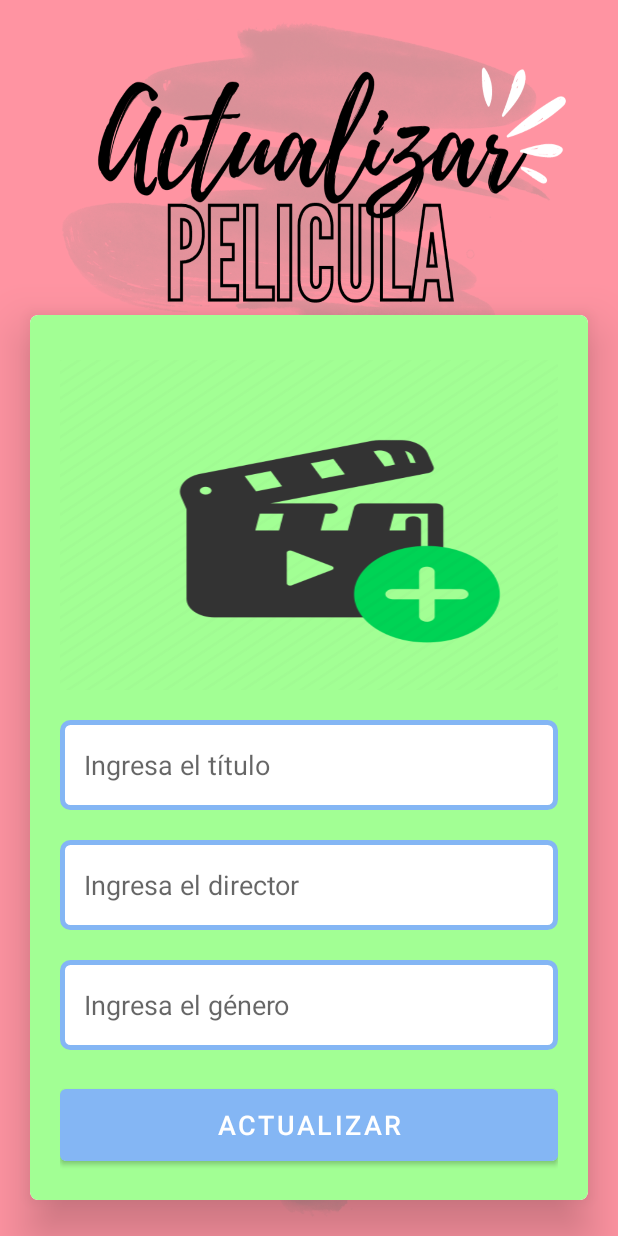
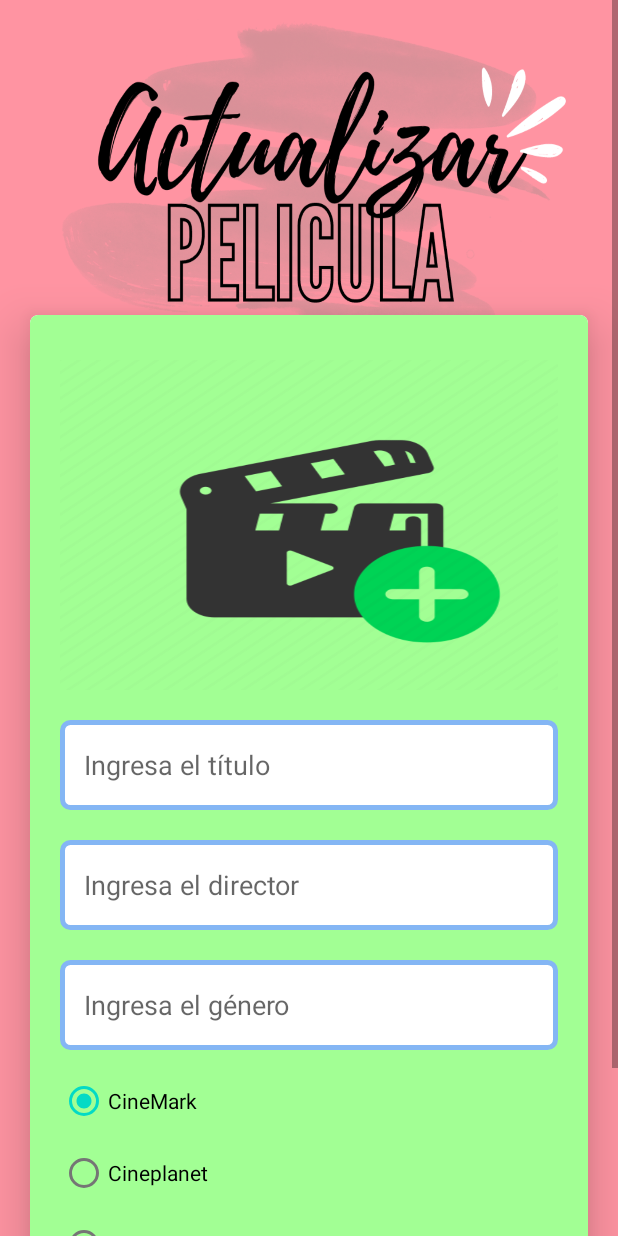
Before and after one commit to AngeloBalbinx/ProjectCineYa, an Android app: the ActualizarActivity screen opened directly, with no data from a screen before it, on a phone screen of 412 x 824 dp. Run offline under Robolectric (Android 15) with nearby library versions, the phone set to English and light mode, and no system bars; our stand-ins replace Firebase (no records; nobody signed in at launch, a user with empty details on screens opened directly).

Commit message:
Implementando el registro con RadioButton

```diff
--- a/app/src/main/java/com/example/projectcineya/ActualizarActivity.kt
+++ b/app/src/main/java/com/example/projectcineya/ActualizarActivity.kt
@@ -8,6 +8,9 @@ import android.os.Bundle
 import android.widget.Button
 import android.widget.EditText
 import android.widget.ImageView
+import android.widget.RadioButton
+import android.widget.RadioGroup
+import android.widget.TextView
 import android.widget.Toast
 import androidx.activity.result.contract.ActivityResultContracts
 import androidx.appcompat.app.AlertDialog
@@ -19,6 +22,7 @@ import com.google.firebase.database.DatabaseReference
 import com.google.firebase.database.FirebaseDatabase
 import com.google.firebase.storage.FirebaseStorage
 import com.google.firebase.storage.StorageReference
+import org.w3c.dom.Text
 
 
 class ActualizarActivity : AppCompatActivity() {
@@ -28,9 +32,13 @@ class ActualizarActivity : AppCompatActivity() {
     private lateinit var actualizarTitulo: EditText
     private lateinit var actualizarGenero: EditText
     private lateinit var actualizarDirector: EditText
+    private lateinit var radioGroup:RadioGroup
+    private lateinit var cineSeleccionado:String
+    private lateinit var actualizarCine : EditText
     private var titulo: String? = null
     private var genero: String? = null
     private var director: String? = null
+    private var cine: String?=null
     private var imageUrl: String? = null
     private var key = ""
     private var oldImageURL: String? = null
@@ -47,6 +55,20 @@ class ActualizarActivity : AppCompatActivity() {
         actualizarImagen = findViewById(R.id.actualizaimagen)
         actualizarDirector = findViewById(R.id.actualizaDirector)
         actualizarGenero = findViewById(R.id.actualizaGenero)
+        /*val selectedId = radioGroup.checkedRadioButtonId
+        if(selectedId!=-1){
+            val radioButton = findViewById<RadioButton>(selectedId)
+            val valorRB = radioButton.text.toString()
+
+        }*/
+
+        radioGroup = findViewById(R.id.radioGroupCine)
+        radioGroup.setOnCheckedChangeListener { group, checkedId ->
+            val radioButton: RadioButton = findViewById(checkedId)
+
+            val valorSeleccionado = radioButton.text.toString()
+            cineSeleccionado = valorSeleccionado
+        }
 
         val activityResultLauncher =
             registerForActivityResult(ActivityResultContracts.StartActivityForResult()) { result ->
@@ -64,6 +86,7 @@ class ActualizarActivity : AppCompatActivity() {
             Glide.with(this@ActualizarActivity).load(bundle.getString("Imagen")).into(actualizarImagen)
             actualizarTitulo.setText(bundle.getString("Titulo"))
             actualizarDirector.setText(bundle.getString("Director"))
+            actualizarCine.setText(bundle.getString("Cine"))
             actualizarGenero.setText(bundle.getString("Genero"))
             key = bundle.getString("Key")!!
             oldImageURL = bundle.getString("Imagen")
@@ -113,8 +136,8 @@ class ActualizarActivity : AppCompatActivity() {
         titulo = actualizarTitulo.text.toString().trim()
         director = actualizarDirector.text.toString().trim()
         genero = actualizarGenero.text.toString()
-
-        val dataClass = PeliculaClass(titulo, director, genero, imageUrl)
+        cine = cineSeleccionado
+        val dataClass = PeliculaClass(titulo, director, genero, cine,imageUrl)
 
         databaseReference.setValue(dataClass)
             .addOnCompleteListener { task: Task<Void?> ->
--- a/app/src/main/java/com/example/projectcineya/DetalleActivity.kt
+++ b/app/src/main/java/com/example/projectcineya/DetalleActivity.kt
@@ -18,6 +18,7 @@ class DetalleActivity : AppCompatActivity() {
     private lateinit var detalleTitulo: TextView
     private lateinit var detalleDirector: TextView
     private lateinit var detalleImagen: ImageView
+    private lateinit var detalleCine:TextView
     private lateinit var botonEliminar: FloatingActionButton
     private lateinit var botonEditar: FloatingActionButton
     private var key = ""
@@ -30,6 +31,7 @@ class DetalleActivity : AppCompatActivity() {
         detalleGenero = findViewById(R.id.detalleGenero)
         detalleTitulo = findViewById(R.id.detalleTitulo)
         detalleDirector = findViewById(R.id.detalleDirector)
+        detalleCine= findViewById(R.id.detalleCine)
         detalleImagen = findViewById(R.id.detalleImagen)
         botonEditar = findViewById(R.id.btnEditar)
         botonEliminar = findViewById(R.id.btnEliminar)
@@ -40,6 +42,7 @@ class DetalleActivity : AppCompatActivity() {
             detalleGenero.text = bundle.getString("Genero")
             detalleTitulo.text = bundle.getString("Titulo")
             detalleDirector.text = bundle.getString("Director")
+            detalleCine.text=bundle.getString("Cine")
             key = bundle.getString("Key")!!
             imageUrl = bundle.getString("Imagen")!!
             Glide.with(this).load(bundle.getString("Imagen")).into(detalleImagen)
@@ -61,6 +64,7 @@ class DetalleActivity : AppCompatActivity() {
                 .putExtra("Genero", detalleGenero.text.toString())
                 .putExtra("Titulo", detalleTitulo.text.toString())
                 .putExtra("Director", detalleDirector.text.toString())
+                .putExtra("Cine",detalleCine.text.toString())
                 .putExtra("Imagen", imageUrl)
                 .putExtra("Key", key)
             startActivity(intent)
--- a/app/src/main/res/layout/activity_actualizar.xml
+++ b/app/src/main/res/layout/activity_actualizar.xml
@@ -61,7 +61,29 @@
                 android:hint="@string/ingresagenero"
                 android:gravity="start|center_vertical"
                 android:textColor="@color/black"/>
+            <RadioGroup
+                android:id="@+id/radioGroupCine"
+                android:checkedButton="@+id/actualizaCinemark"
+                android:layout_width="match_parent"
+                android:layout_height="wrap_content"
+                android:layout_marginTop="10dp">
+                <RadioButton
+                    android:id="@+id/actualizaCinemark"
+                    android:layout_width="match_parent"
+                    android:layout_height="match_parent"
+                    android:text="@string/cinemark"/>
+                <RadioButton
+                    android:id="@+id/actualizaCineplanet"
+                    android:layout_width="match_parent"
+                    android:layout_height="match_parent"
+                    android:text="@string/cineplanet"/>
+                <RadioButton
+                    android:id="@+id/actualizaCinepolis"
+                    android:layout_width="match_parent"
+                    android:layout_height="match_parent"
+                    android:text="@string/cinepolis"/>
 
+            </RadioGroup>
             <Button
                 android:id="@+id/btn_actualizar"
                 android:layout_width="match_parent"
--- a/app/src/main/res/values/strings.xml
+++ b/app/src/main/res/values/strings.xml
@@ -28,4 +28,9 @@
     <string name="imagendepelicula">Imagen de la película</string>
     <string name="actualizar">Actualizar</string>
     <string name="actualizando">Actualizando...</string>
+    <string name="cineplanet">Cineplanet</string>
+    <string name="cinemark">CineMark</string>
+    <string name="cinepolis">Cinépolis</string>
+    <string name="cine">Cine</string>
+
 </resources>
```
Also changed, not shown: app/src/main/java/com/example/projectcineya/PeliculaClass.kt (+9 -1 lines), app/src/main/java/com/example/projectcineya/SubirActivity.kt (+13 -1 lines), app/src/main/res/layout/activity_detalle.xml (+12 -0 lines), app/src/main/res/layout/activity_subir.xml (+23 -1 lines).
